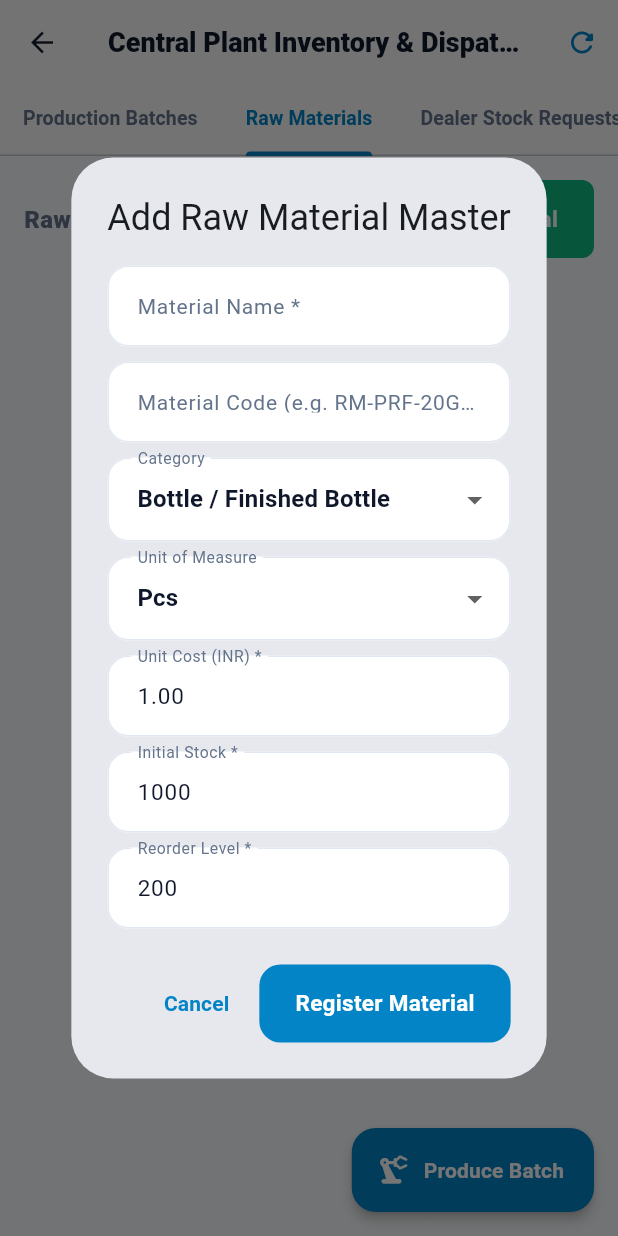
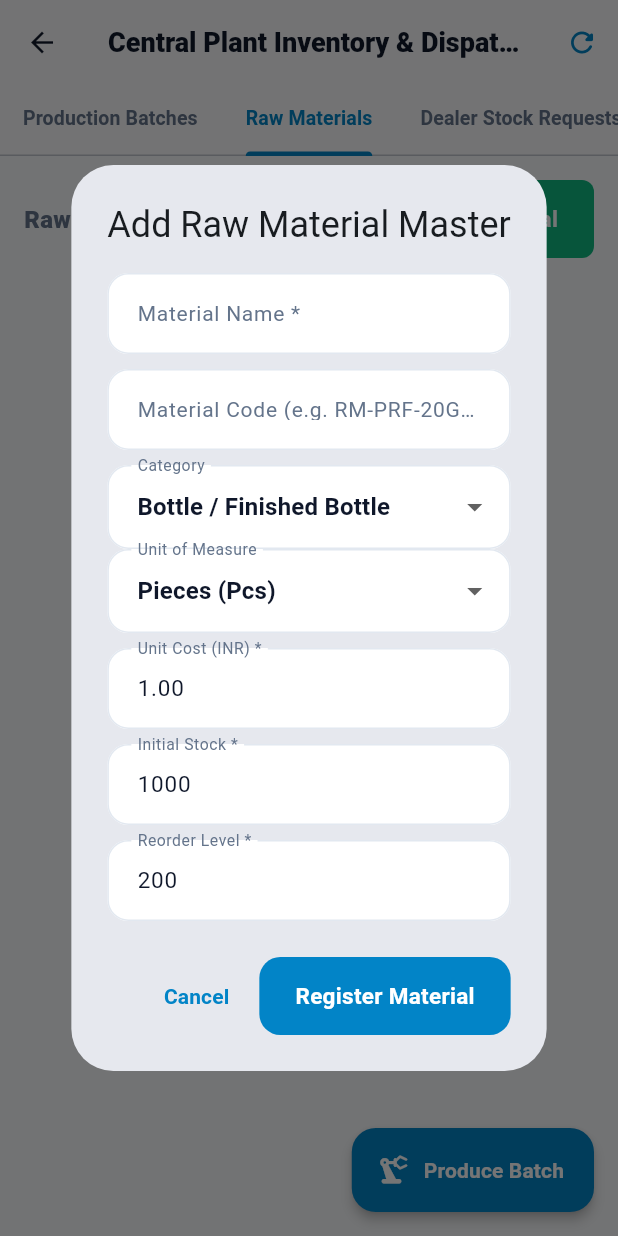
Before and after one commit to Aman298871/shivnath-Agency, a Flutter app: the CentralPlantInventoryScreen screen opened directly, tab 2 chosen, after a tap on "Add Material", on a phone screen of 412 x 824 dp. Run offline on Flutter 3.47's test engine with Material 3 defaults, Android fonts, the light colour scheme and no system bars; our stand-ins replace file_picker, firebase_core, firebase_messaging, flutter_local_notifications, shared_preferences; missing offline and left inert: file_saver; accounts and stored records are empty; network calls fail; project files that could hold a hidden picture were left out.

Commit message:
fix(raw-material-ui): smart UoM per category, fix sku field name in card, add toast on success, show created_at/updated_at in card, add category display name

```diff
--- a/shivnath_agency/lib/features/admin/inventory/central_plant_inventory_screen.dart
+++ b/shivnath_agency/lib/features/admin/inventory/central_plant_inventory_screen.dart
@@ -740,8 +740,9 @@ class _CentralPlantInventoryScreenState
         else
           ..._rawMaterials.map((rm) {
             final name = rm['name']?.toString() ?? 'Material';
-            final code = rm['code']?.toString() ?? '';
-            final category = rm['category']?.toString() ?? '';
+            final sku = rm['sku']?.toString() ?? '';
+            final categoryKey = rm['category']?.toString() ?? '';
+            final categoryDisplay = rm['category_display']?.toString() ?? _categoryLabel(categoryKey);
             final stock =
                 double.tryParse(rm['current_stock']?.toString() ?? '0') ?? 0.0;
             final reorder =
@@ -749,6 +750,8 @@ class _CentralPlantInventoryScreenState
             final uom = rm['unit_of_measure']?.toString() ?? 'pcs';
             final unitCost =
                 double.tryParse(rm['unit_cost']?.toString() ?? '0') ?? 0.0;
+            final createdAt = rm['created_at']?.toString() ?? '';
+            final updatedAt = rm['updated_at']?.toString() ?? '';
             final isLow = stock <= reorder;
 
             return Card(
@@ -794,10 +797,10 @@ class _CentralPlantInventoryScreenState
                                   color: Color(0xFF0F172A),
                                 ),
                               ),
-                              if (code.isNotEmpty) ...[
+                              if (sku.isNotEmpty) ...[
                                 const SizedBox(height: 2),
                                 Text(
-                                  code,
+                                  'SKU: $sku',
                                   style: const TextStyle(
                                     fontSize: 11,
                                     fontWeight: FontWeight.w600,
@@ -861,29 +864,14 @@ class _CentralPlantInventoryScreenState
                       spacing: 12,
                       runSpacing: 4,
                       children: [
-                        if (category.isNotEmpty)
-                          Text(
-                            'Category: $category',
-                            style: const TextStyle(
-                              fontSize: 11,
-                              color: Color(0xFF64748B),
-                            ),
-                          ),
-                        Text(
-                          'Unit Cost: ₹${unitCost.toStringAsFixed(2)}',
-                          style: const TextStyle(
-                            fontSize: 11,
-                            fontWeight: FontWeight.w600,
-                            color: Color(0xFF334155),
-                          ),
-                        ),
-                        Text(
-                          'Reorder: ${reorder.toStringAsFixed(0)} $uom',
-                          style: const TextStyle(
-                            fontSize: 11,
-                            color: Color(0xFF94A3B8),
-                          ),
-                        ),
+                        _rmChip(Icons.category_outlined, categoryDisplay, const Color(0xFF6366F1)),
+                        _rmChip(Icons.attach_money_rounded, '₹${unitCost.toStringAsFixed(2)}/unit', const Color(0xFF0284C7)),
+                        _rmChip(Icons.warning_amber_rounded, 'Reorder ≤ ${reorder.toStringAsFixed(0)} $uom',
+                            isLow ? Colors.red : const Color(0xFF94A3B8)),
+                        if (createdAt.isNotEmpty)
+                          _rmChip(Icons.schedule_rounded, 'Added: ${_fmtDateTime(createdAt)}', const Color(0xFF64748B)),
+                        if (updatedAt.isNotEmpty && updatedAt != createdAt)
+                          _rmChip(Icons.edit_calendar_rounded, 'Updated: ${_fmtDateTime(updatedAt)}', const Color(0xFF64748B)),
                       ],
                     ),
                   ],
@@ -891,6 +879,74 @@ class _CentralPlantInventoryScreenState
               ),
             );
           }),
+      ],
+    );
+  }
+
+  /// Returns allowed UoM options for a given category
+  List<String> _uomForCategory(String cat) {
+    switch (cat) {
+      case 'raw_water':
+        return ['litres'];
+      case 'chemical':
+        return ['kg', 'litres'];
+      case 'bottle':
+      case 'preform':
+      case 'cap':
+        return ['pcs'];
+      case 'label':
+        return ['rolls', 'pcs'];
+      case 'packaging':
+        return ['boxes', 'pcs'];
+      default:
+        return ['pcs', 'litres', 'rolls', 'boxes', 'kg'];
+    }
+  }
+
+  String _categoryLabel(String key) {
+    const map = {
+      'raw_water': 'Raw Water',
+      'bottle': 'Bottle / Finished Bottle',
+      'preform': 'Bottle Preform',
+      'cap': 'Cap / Closure',
+      'label': 'Label / Sticker',
+      'packaging': 'Box / Carton / Packaging',
+      'chemical': 'Chemical / Minerals',
+    };
+    return map[key] ?? key;
+  }
+
+  String _uomLabel(String key) {
+    const map = {
+      'pcs': 'Pieces (Pcs)',
+      'litres': 'Litres (L)',
+      'rolls': 'Rolls',
+      'boxes': 'Boxes / Cartons',
+      'kg': 'Kilograms (Kg)',
+    };
+    return map[key] ?? key;
+  }
+
+  String _fmtDateTime(String raw) {
+    try {
+      final dt = DateTime.parse(raw).toLocal();
+      const months = ['', 'Jan', 'Feb', 'Mar', 'Apr', 'May', 'Jun',
+        'Jul', 'Aug', 'Sep', 'Oct', 'Nov', 'Dec'];
+      final h = dt.hour.toString().padLeft(2, '0');
+      final m = dt.minute.toString().padLeft(2, '0');
+      return '${dt.day} ${months[dt.month]} ${dt.year}, $h:$m';
+    } catch (_) {
+      return raw;
+    }
+  }
+
+  Widget _rmChip(IconData icon, String label, Color color) {
+    return Row(
+      mainAxisSize: MainAxisSize.min,
+      children: [
+        Icon(icon, size: 12, color: color),
+        const SizedBox(width: 3),
+        Text(label, style: TextStyle(fontSize: 11, color: color, fontWeight: FontWeight.w600)),
       ],
     );
   }
@@ -1848,8 +1904,9 @@ class _CentralPlantInventoryScreenState
     final stockCtrl = TextEditingController(text: '1000');
     final reorderCtrl = TextEditingController(text: '200');
     String category = 'bottle';
-    String uom = 'pcs';
+    String uom = 'pcs'; // 'pcs' is valid for 'bottle'
     bool isSaving = false;
+    final rootCtx = context; // capture root ctx before dialog opens
 
     showDialog(
       context: context,
@@ -1875,73 +1932,45 @@ class _CentralPlantInventoryScreenState
                     ),
                   ),
                   const SizedBox(height: 10),
+                  // Category dropdown
                   DropdownButtonFormField<String>(
-                    initialValue: category,
+                    value: category,
                     isExpanded: true,
                     decoration: const InputDecoration(labelText: 'Category'),
                     items: const [
-                      DropdownMenuItem(
-                        value: 'bottle',
-                        child: Text('Bottle / Finished Bottle', overflow: TextOverflow.ellipsis, maxLines: 1),
-                      ),
-                      DropdownMenuItem(
-                        value: 'preform',
-                        child: Text('Bottle Preform', overflow: TextOverflow.ellipsis, maxLines: 1),
-                      ),
-                      DropdownMenuItem(
-                        value: 'cap',
-                        child: Text('Cap / Closure', overflow: TextOverflow.ellipsis, maxLines: 1),
-                      ),
-                      DropdownMenuItem(
-                        value: 'label',
-                        child: Text('Label / Sticker', overflow: TextOverflow.ellipsis, maxLines: 1),
-                      ),
-                      DropdownMenuItem(
-                        value: 'packaging',
-                        child: Text('Box / Carton / Packaging', overflow: TextOverflow.ellipsis, maxLines: 1),
-                      ),
-                      DropdownMenuItem(
-                        value: 'chemical',
-                        child: Text('Chemical / Minerals', overflow: TextOverflow.ellipsis, maxLines: 1),
-                      ),
-                      DropdownMenuItem(
-                        value: 'raw_water',
-                        child: Text('Raw Water', overflow: TextOverflow.ellipsis, maxLines: 1),
-                      ),
+                      DropdownMenuItem(value: 'bottle',    child: Text('Bottle / Finished Bottle', overflow: TextOverflow.ellipsis)),
+                      DropdownMenuItem(value: 'preform',   child: Text('Bottle Preform',           overflow: TextOverflow.ellipsis)),
+                      DropdownMenuItem(value: 'cap',       child: Text('Cap / Closure',            overflow: TextOverflow.ellipsis)),
+                      DropdownMenuItem(value: 'label',     child: Text('Label / Sticker',          overflow: TextOverflow.ellipsis)),
+                      DropdownMenuItem(value: 'packaging', child: Text('Box / Carton / Packaging', overflow: TextOverflow.ellipsis)),
+                      DropdownMenuItem(value: 'chemical',  child: Text('Chemical / Minerals',      overflow: TextOverflow.ellipsis)),
+                      DropdownMenuItem(value: 'raw_water', child: Text('Raw Water',                overflow: TextOverflow.ellipsis)),
                     ],
-                    onChanged: (val) =>
-                        setDlgState(() => category = val ?? category),
-                  ),
-                  const SizedBox(height: 10),
-                  DropdownButtonFormField<String>(
-                    initialValue: uom,
-                    isExpanded: true,
-                    decoration: const InputDecoration(
-                      labelText: 'Unit of Measure',
-                    ),
-                    items: const [
-                      DropdownMenuItem(
-                        value: 'pcs',
-                        child: Text('Pcs', overflow: TextOverflow.ellipsis, maxLines: 1),
-                      ),
-                      DropdownMenuItem(
-                        value: 'litres',
-                        child: Text('Litres', overflow: TextOverflow.ellipsis, maxLines: 1),
-                      ),
-                      DropdownMenuItem(
-                        value: 'rolls',
-                        child: Text('Rolls', overflow: TextOverflow.ellipsis, maxLines: 1),
-                      ),
-                      DropdownMenuItem(
-                        value: 'boxes',
-                        child: Text('Boxes', overflow: TextOverflow.ellipsis, maxLines: 1),
-                      ),
-                      DropdownMenuItem(
-                        value: 'kg',
-                        child: Text('Kg', overflow: TextOverflow.ellipsis, maxLines: 1),
-                      ),
-                    ],
-                    onChanged: (val) => setDlgState(() => uom = val ?? uom),
+                    onChanged: (val) {
+                      if (val == null) return;
+                      final allowed = _uomForCategory(val);
+                      setDlgState(() {
+                        category = val;
+                        // reset uom to first valid option for this category
+                        if (!allowed.contains(uom)) uom = allowed.first;
+                      });
+                    },
+                  ),
+                  // Unit of Measure — smart filtered by category
+                  Builder(
+                    builder: (ctx) {
+                      final allowed = _uomForCategory(category);
+                      return DropdownButtonFormField<String>(
+                        value: allowed.contains(uom) ? uom : allowed.first,
+                        isExpanded: true,
+                        decoration: const InputDecoration(labelText: 'Unit of Measure'),
+                        items: allowed.map((k) => DropdownMenuItem(
+                          value: k,
+                          child: Text(_uomLabel(k), overflow: TextOverflow.ellipsis),
+                        )).toList(),
+                        onChanged: (val) => setDlgState(() => uom = val ?? uom),
+                      );
+                    },
                   ),
                   const SizedBox(height: 10),
                   TextField(
@@ -2000,15 +2029,42 @@ class _CentralPlantInventoryScreenState
                         });
                         setDlgState(() => isSaving = false);
                         if (res['success'] == true) {
-                          if (mounted) {
-                            Navigator.pop(dlgCtx);
-                            ScaffoldMessenger.of(context).showSnackBar(
-                              const SnackBar(
-                                content: Text('Raw material registered!'),
-                                backgroundColor: Colors.green,
+                          Navigator.pop(dlgCtx);
+                          if (rootCtx.mounted) {
+                            final newMat = res['data'];
+                            final matName = (newMat is Map ? newMat['name'] : null)
+                                ?? nameCtrl.text.trim();
+                            ScaffoldMessenger.of(rootCtx).showSnackBar(
+                              SnackBar(
+                                content: Row(
+                                  children: [
+                                    const Icon(Icons.check_circle_rounded, color: Colors.white, size: 20),
+                                    const SizedBox(width: 10),
+                                    Expanded(
+                                      child: Text(
+                                        '✅ "$matName" added to Raw Materials!',
+                                        style: const TextStyle(fontWeight: FontWeight.w700),
+                                      ),
+                                    ),
+                                  ],
+                                ),
+                                backgroundColor: const Color(0xFF10B981),
+                                duration: const Duration(seconds: 3),
+                                behavior: SnackBarBehavior.floating,
+                                shape: RoundedRectangleBorder(borderRadius: BorderRadius.circular(10)),
                               ),
                             );
                             _loadData();
+                          }
+                        } else {
+                          if (rootCtx.mounted) {
+                            ScaffoldMessenger.of(rootCtx).showSnackBar(
+                              SnackBar(
+                                content: Text(res['message'] ?? 'Failed to add material.'),
+                                backgroundColor: Colors.red,
+                                behavior: SnackBarBehavior.floating,
+                              ),
+                            );
                           }
                         }
                       },
```
